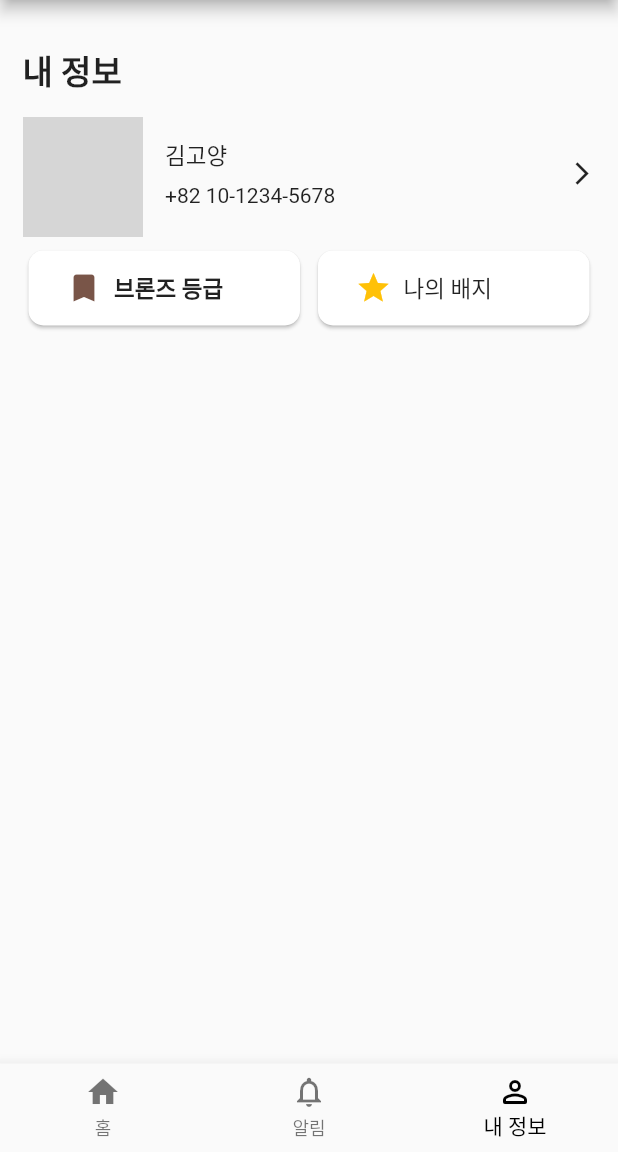
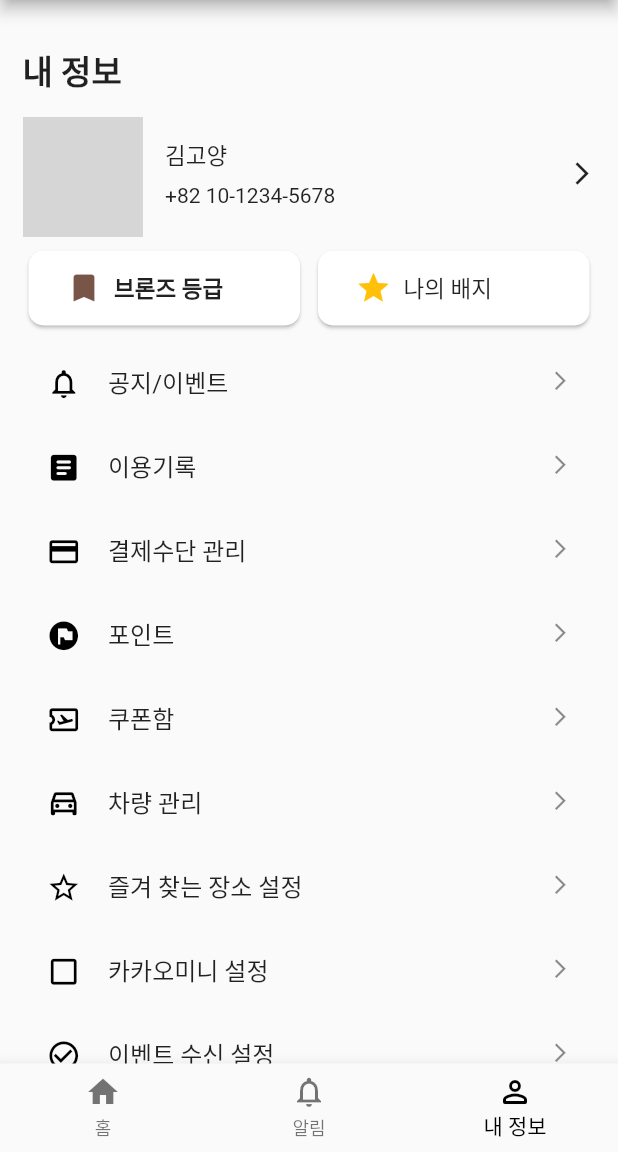
Before and after one commit to threeplef/flutter-KakaoT, a Flutter app: the screen it shows after launch, item 3 of the bottom bar chosen, on a phone screen of 412 x 824 dp, the part 84-1236 px from its top. Run offline on Flutter 3.47's test engine with Material 2 defaults, Android fonts, the phone set to English and light mode, and no system bars; our stand-ins replace carousel_slider; network calls fail; grey boxes are pictures that could not be loaded.

Commit message:
Add: info 스크린 구현 완료

```diff
--- a/lib/info_screen.dart
+++ b/lib/info_screen.dart
@@ -1,10 +1,39 @@
 import 'package:flutter/material.dart';
 
 class InfoScreen extends StatelessWidget {
-  const InfoScreen({Key? key}) : super(key: key);
+  InfoScreen({Key? key}) : super(key: key);
 
-  @override
-  Widget build(BuildContext context) {
+  final icon = [
+    Icons.notifications_none,
+    Icons.article_rounded,
+    Icons.credit_card,
+    Icons.flag_circle,
+    Icons.airplane_ticket_outlined,
+    Icons.drive_eta_outlined,
+    Icons.star_border,
+    Icons.check_box_outline_blank,
+    Icons.check_circle_outline,
+    Icons.language,
+    Icons.article_outlined,
+    Icons.info_outline
+  ];
+
+  final menuList = [
+    '공지/이벤트',
+    '이용기록',
+    '결제수단 관리',
+    '포인트',
+    '쿠폰함',
+    '차량 관리',
+    '즐겨 찾는 장소 설정',
+    '카카오미니 설정',
+    '이벤트 수신 설정',
+    '언어 설정',
+    '약관 및 정책',
+    '버전 정보'
+  ];
+
+  Widget _myInfo() {
     return Column(
       crossAxisAlignment: CrossAxisAlignment.start,
       children: [
@@ -109,7 +138,8 @@ class InfoScreen extends StatelessWidget {
                                   SizedBox(width: 5),
                                   Padding(
                                     padding: EdgeInsets.fromLTRB(0, 3, 0, 0),
-                                    child: Text('나의 배지', style: TextStyle(fontSize: 15)),
+                                    child: Text('나의 배지',
+                                        style: TextStyle(fontSize: 15)),
                                   ),
                                 ],
                               ),
@@ -127,4 +157,38 @@ class InfoScreen extends StatelessWidget {
       ],
     );
   }
+
+  Widget _menuList() {
+    final items = List.generate(12, (index) {
+      return ListTile(
+        leading: Padding(
+          padding: const EdgeInsets.only(left: 15.0, top: 4),
+          child: Icon(icon[index], color: Colors.black, size: 23),
+        ),
+        title: Text(menuList[index]),
+        trailing: const Padding(
+          padding: EdgeInsets.only(right: 15.0),
+          child: Icon(Icons.arrow_forward_ios, size: 15),
+        ),
+      );
+    });
+
+    return SingleChildScrollView(
+      child: ListView(
+        physics: const NeverScrollableScrollPhysics(),
+        shrinkWrap: true,
+        children: items,
+      ),
+    );
+  }
+
+  @override
+  Widget build(BuildContext context) {
+    return ListView(
+      children: [
+        _myInfo(),
+        _menuList(),
+      ],
+    );
+  }
 }
```
